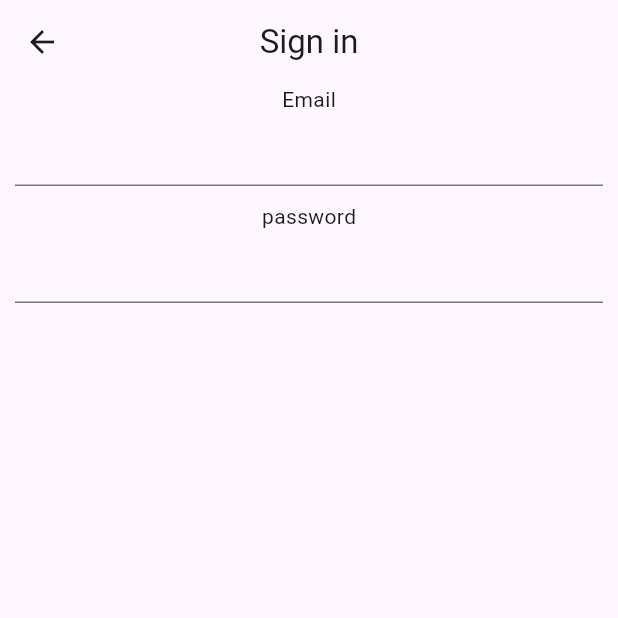
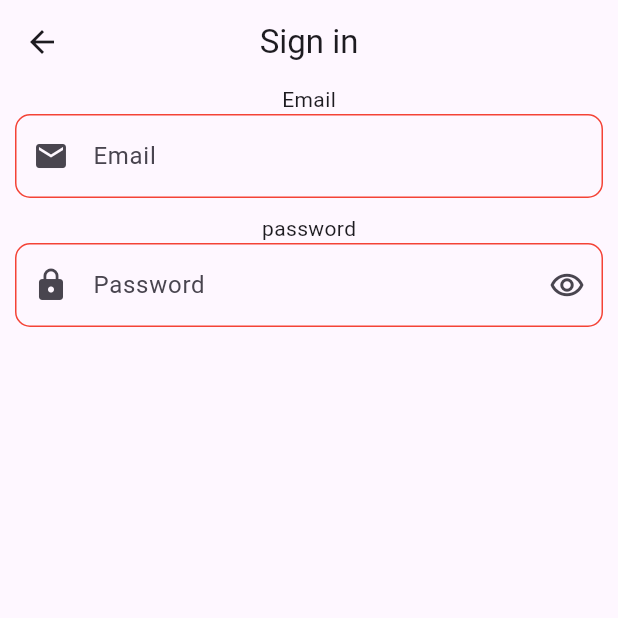
Before and after one commit to fahimshahariar09/provider_dio_practice, a Flutter app: the Sig screen opened directly, on a phone screen of 412 x 824 dp, the top half of it. Run offline on Flutter 3.47's test engine with Material 3 defaults, Android fonts, the phone set to English and light mode, and no system bars; our stand-ins replace dio, get.

Commit message:
first commit

```diff
--- a/lib/view/screen/auth/sign_in.dart
+++ b/lib/view/screen/auth/sign_in.dart
@@ -1,10 +1,15 @@
 import 'package:flutter/material.dart';
+import 'package:get/get.dart';
+import 'package:provider_dio_practice/controller/ui_controller/auth/sign_in.dart';
+import 'package:provider_dio_practice/view/screen/auth/widget/email_text_field.dart';
+import 'package:provider_dio_practice/view/screen/auth/widget/password_text_field.dart';
 
 class Sig extends StatelessWidget {
   const Sig({super.key});
 
   @override
   Widget build(BuildContext context) {
+    SignInController signInController = Get.put(SignInController());
     return Scaffold(
       appBar: AppBar(
         title: Text("Sign in"),
@@ -16,12 +21,15 @@ class Sig extends StatelessWidget {
           child: Column(
             children: [
               Text("Email"),
-              TextField(),
+              EmailTextField(
+                emailController: signInController.emailController,
+              ),
               SizedBox(height: 10),
               Text("password"),
-              TextField(),
+              PasswordTextField(
+                passController: signInController.passController,
+              ),
               SizedBox(height: 10),
-
             ],
           ),
         ),
--- a/lib/view/screen/auth/widget/password_text_field.dart
+++ b/lib/view/screen/auth/widget/password_text_field.dart
@@ -32,7 +32,7 @@ class PasswordTextField extends StatelessWidget {
       ),
       validator: (value){
         if(value == "" || value == null){
-          return "E,ail can't be empty";
+          return "Email can't be empty";
         }else if(!(value.toString().contains('.') || value.contains("@"))){
           return "Please your valid mail";
         }
```
